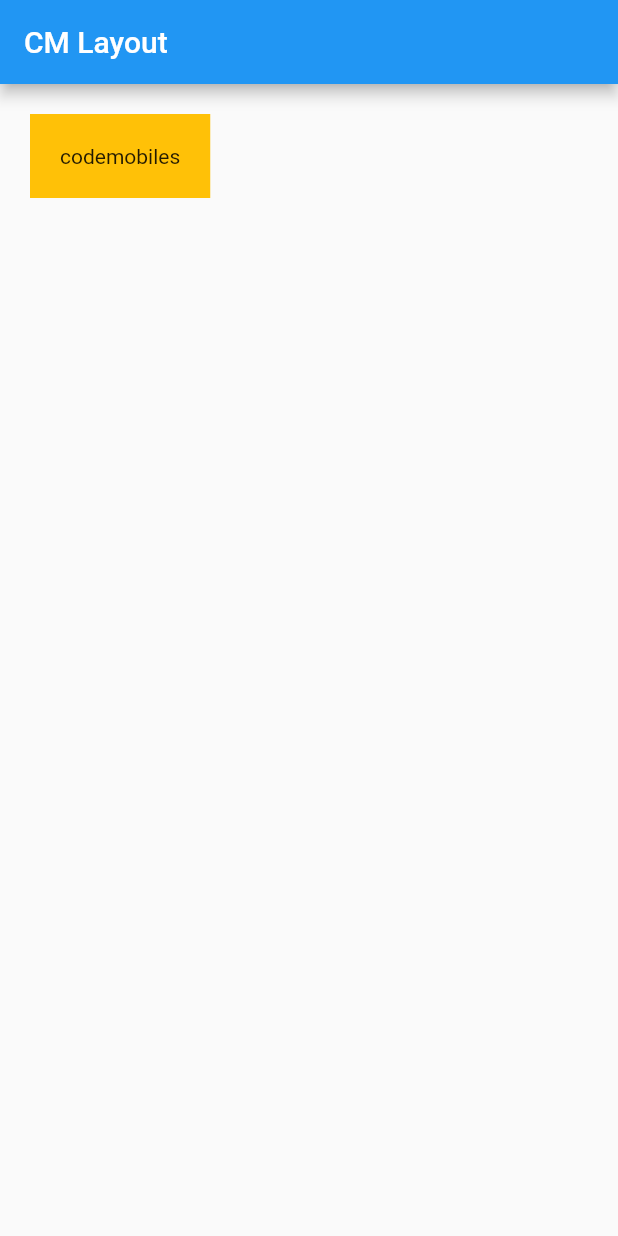
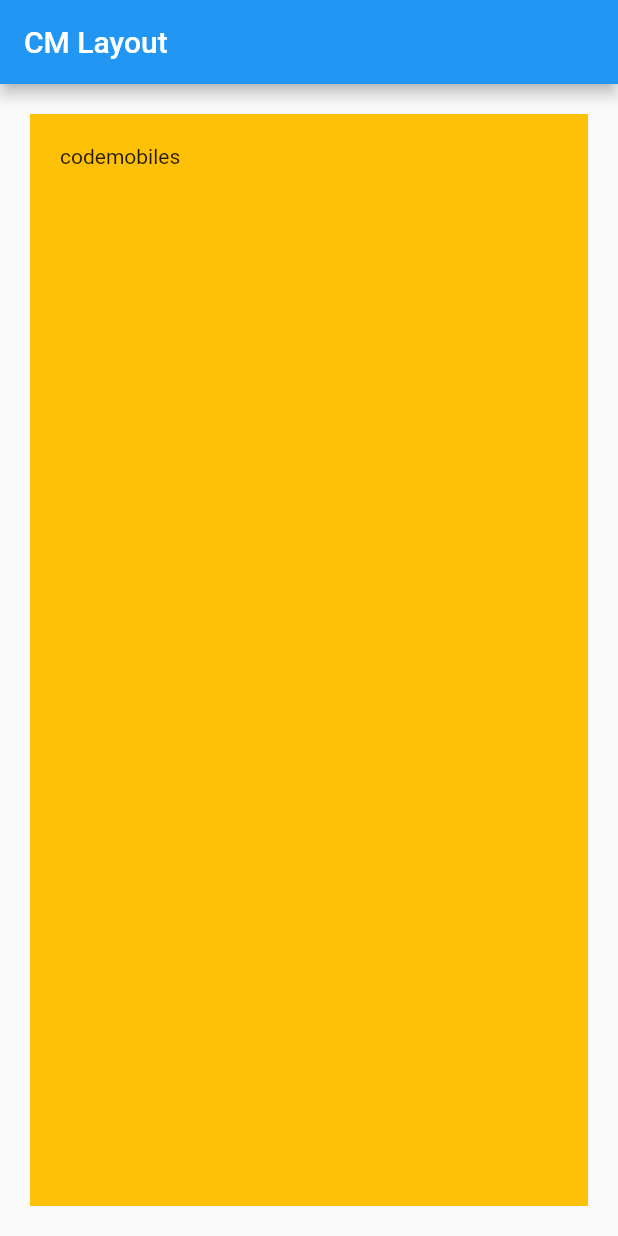
Before and after one commit to iiimomoniii/Flutter_App, a Flutter app: the screen it shows after launch, on a phone screen of 412 x 824 dp. Run offline on Flutter 3.47's test engine with Material 2 defaults, Android fonts, the phone set to English and light mode, and no system bars.

Commit message:
Update Code
ขยาย Container ให้เต็มพื้นที่

```diff
--- a/lib/main.dart
+++ b/lib/main.dart
@@ -22,7 +22,7 @@ class MyApp extends StatelessWidget {
           //กำหนดสีพื่นหลังของ Container
           color: Colors.amber,
           //constraints กำหนดความกว้างของ Container
-          //constraints : BoxConstraints.expand(width: 200),
+          constraints : BoxConstraints.expand(),
           // padding เป็นตัวกำหนดให้ข้อความห่างจากขอบจอทุกด้าน
           padding : EdgeInsets.all(20),
           // margin เป็นตัวกำหนดให้ Container จากขอบจอทุกด้าน
```
